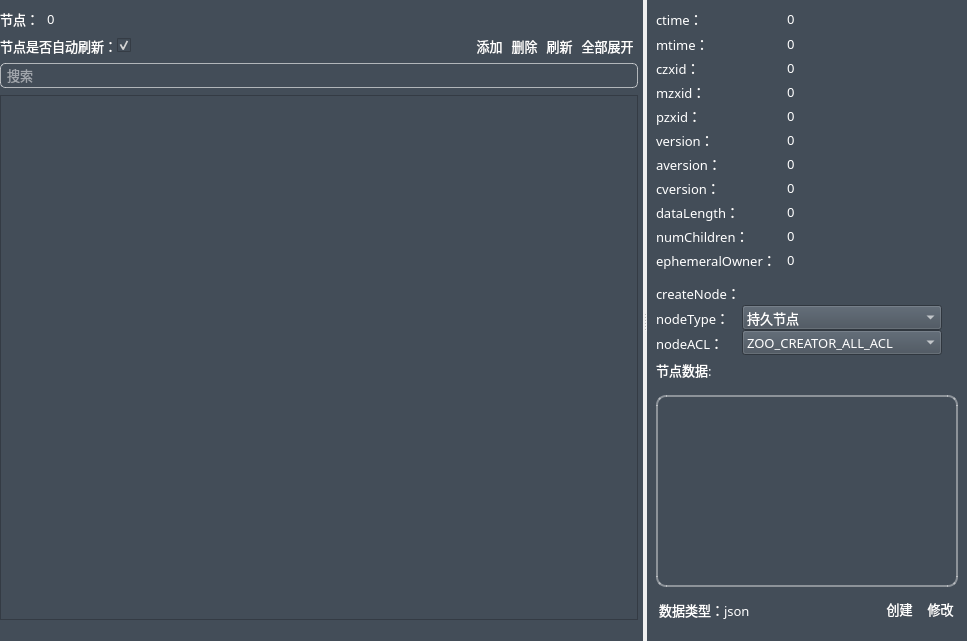
HuaGouFdog/Fdog-Kit, file zookeeperwidget.ui: the form before one commit.
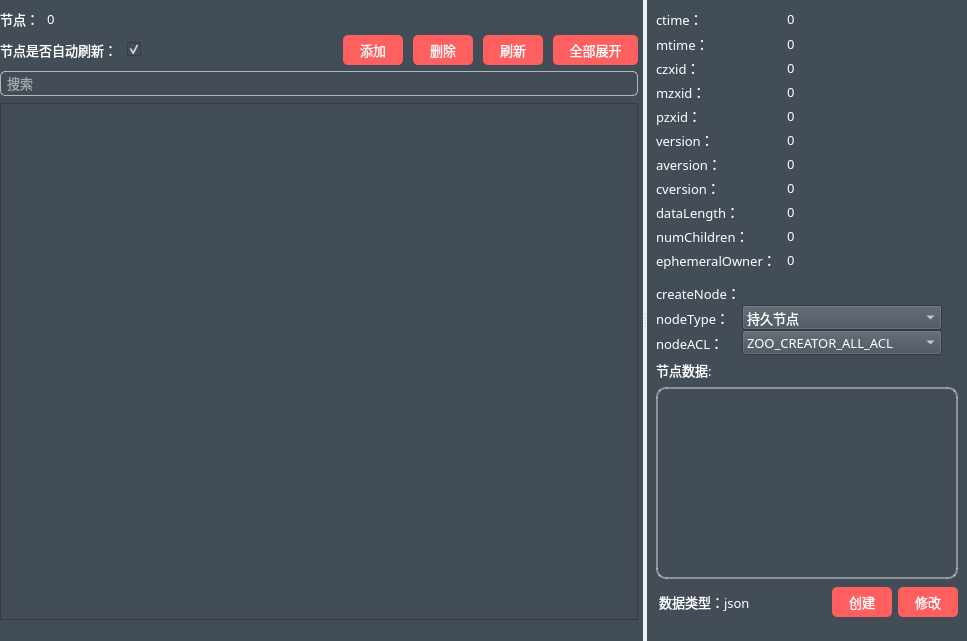
The form after the commit. Icons and pictures are not drawn.

```diff
--- a/zookeeperwidget.ui
+++ b/zookeeperwidget.ui
@@ -159,7 +159,7 @@
          </property>
          <layout class="QHBoxLayout" name="horizontalLayout">
           <property name="spacing">
-           <number>0</number>
+           <number>10</number>
           </property>
           <property name="leftMargin">
            <number>0</number>
@@ -212,7 +212,7 @@
             </property>
             <property name="sizeHint" stdset="0">
              <size>
-              <width>40</width>
+              <width>10</width>
               <height>20</height>
              </size>
             </property>
@@ -222,14 +222,14 @@
            <widget class="QToolButton" name="toolButton_add">
             <property name="minimumSize">
              <size>
-              <width>0</width>
-              <height>22</height>
+              <width>60</width>
+              <height>30</height>
              </size>
             </property>
             <property name="maximumSize">
              <size>
-              <width>55</width>
-              <height>22</height>
+              <width>60</width>
+              <height>30</height>
              </size>
             </property>
             <property name="font">
@@ -242,8 +242,8 @@
             <property name="styleSheet">
              <string notr="true">QToolButton {
 	color: rgb(255, 255, 255);
-	background-color: rgba(255, 255, 255, 0);
-	border: none;
+	background-color: rgb(255, 95, 95);
+	border-radius: 5px;
 }
 
 QToolButton::menu-indicator { 
@@ -279,14 +279,14 @@
            <widget class="QToolButton" name="toolButton__delete">
             <property name="minimumSize">
              <size>
-              <width>0</width>
-              <height>22</height>
+              <width>60</width>
+              <height>30</height>
              </size>
             </property>
             <property name="maximumSize">
              <size>
-              <width>55</width>
-              <height>22</height>
+              <width>60</width>
+              <height>30</height>
              </size>
             </property>
             <property name="font">
@@ -299,8 +299,8 @@
             <property name="styleSheet">
              <string notr="true">QToolButton {
 	color: rgb(255, 255, 255);
-	background-color: rgba(255, 255, 255, 0);
-	border: none;
+	background-color: rgb(255, 95, 95);
+	border-radius: 5px;
 }
 
 QToolButton::menu-indicator { 
@@ -336,14 +336,14 @@
            <widget class="QToolButton" name="toolButton_refresh">
             <property name="minimumSize">
              <size>
-              <width>0</width>
-              <height>22</height>
+              <width>60</width>
+              <height>30</height>
              </size>
             </property>
             <property name="maximumSize">
              <size>
-              <width>55</width>
-              <height>22</height>
+              <width>60</width>
+              <height>30</height>
              </size>
             </property>
             <property name="font">
@@ -356,8 +356,8 @@
             <property name="styleSheet">
              <string notr="true">QToolButton {
 	color: rgb(255, 255, 255);
-	background-color: rgba(255, 255, 255, 0);
-	border: none;
+	background-color: rgb(255, 95, 95);
+	border-radius: 5px;
 }
 
 QToolButton::menu-indicator { 
@@ -393,14 +393,14 @@
            <widget class="QToolButton" name="toolButton_unfold">
             <property name="minimumSize">
              <size>
-              <width>0</width>
-              <height>22</height>
+              <width>85</width>
+              <height>30</height>
              </size>
             </property>
             <property name="maximumSize">
              <size>
-              <width>80</width>
-              <height>22</height>
+              <width>85</width>
+              <height>30</height>
              </size>
             </property>
             <property name="font">
@@ -413,8 +413,8 @@
             <property name="styleSheet">
              <string notr="true">QToolButton {
 	color: rgb(255, 255, 255);
-	background-color: rgba(255, 255, 255, 0);
-	border: none;
+	background-color: rgb(255, 95, 95);
+	border-radius: 5px;
 }
 
 QToolButton::menu-indicator { 
@@ -1669,7 +1669,7 @@
                <property name="maximumSize">
                 <size>
                  <width>16777215</width>
-                 <height>25</height>
+                 <height>40</height>
                 </size>
                </property>
                <property name="styleSheet">
@@ -1763,14 +1763,14 @@
                  <widget class="QToolButton" name="toolButton_createData">
                   <property name="minimumSize">
                    <size>
-                    <width>0</width>
-                    <height>22</height>
+                    <width>60</width>
+                    <height>30</height>
                    </size>
                   </property>
                   <property name="maximumSize">
                    <size>
-                    <width>55</width>
-                    <height>22</height>
+                    <width>60</width>
+                    <height>30</height>
                    </size>
                   </property>
                   <property name="font">
@@ -1783,8 +1783,8 @@
                   <property name="styleSheet">
                    <string notr="true">QToolButton {
 	color: rgb(255, 255, 255);
-	background-color: rgba(255, 255, 255, 0);
-	border: none;
+	background-color: rgb(255, 95, 95);
+	border-radius: 5px;
 }
 
 QToolButton::menu-indicator { 
@@ -1816,14 +1816,14 @@
                  <widget class="QToolButton" name="toolButton_saveData">
                   <property name="minimumSize">
                    <size>
-                    <width>0</width>
-                    <height>22</height>
+                    <width>60</width>
+                    <height>30</height>
                    </size>
                   </property>
                   <property name="maximumSize">
                    <size>
-                    <width>55</width>
-                    <height>22</height>
+                    <width>60</width>
+                    <height>30</height>
                    </size>
                   </property>
                   <property name="font">
@@ -1836,8 +1836,8 @@
                   <property name="styleSheet">
                    <string notr="true">QToolButton {
 	color: rgb(255, 255, 255);
-	background-color: rgba(255, 255, 255, 0);
-	border: none;
+	background-color: rgb(255, 95, 95);
+	border-radius: 5px;
 }
 
 QToolButton::menu-indicator { 
```
Left out of the diff: 18 changed lines with no effect on the pictures.
